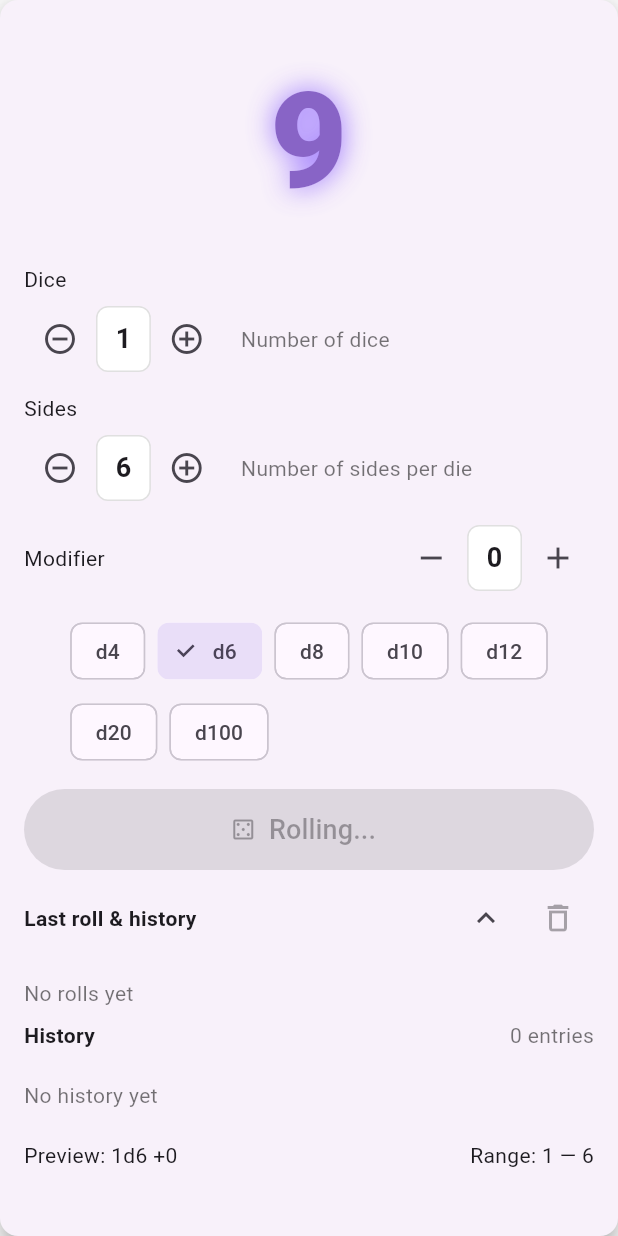
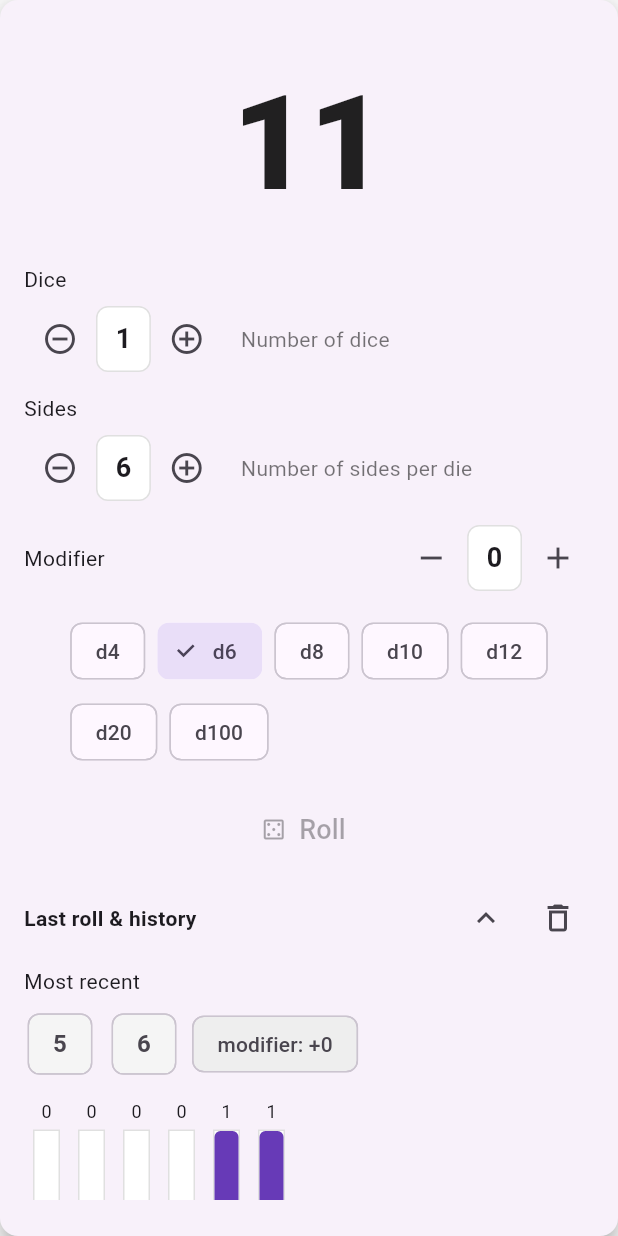
Before and after one commit to erickveil/woodbine, a Flutter app: the screen it shows after launch, after a tap on "Roll", after a tap on the "remove circle outline" icon, on a phone screen of 412 x 824 dp. Run offline on Flutter 3.47's test engine with Material 3 defaults, Android fonts, the light colour scheme and no system bars; missing offline and left inert: window_size.

Commit message:
Reduce animation frames for dice rolling and enhance chip label styling

```diff
--- a/lib/main.dart
+++ b/lib/main.dart
@@ -121,7 +121,7 @@
 
     // Animation: cycle through random numbers in [minValue, maxValue],
     // starting fast and slowing down.
-    const int frames = 28;
+    const int frames = 20;
     const int firstDelayMs = 25;
     const int lastDelayMs = 180;
 
@@ -180,7 +180,7 @@
     int finalResult = rolls.fold(0, (p, e) => p + e) + modifier;
 
     // Animation similar to _rollDice but using the record's configuration
-    const int frames = 28;
+    const int frames = 20;
     const int firstDelayMs = 25;
     const int lastDelayMs = 180;
 
@@ -306,7 +306,10 @@
     for (int i = 0; i < rolls.length; i++) {
       chips.add(
         Chip(
-          label: Text('d${i + 1}: ${rolls[i]}'),
+          label: Text('${rolls[i]}', style: const TextStyle(
+            fontWeight: FontWeight.bold,
+            fontSize: 16,
+            )),
           backgroundColor: Colors.grey[100],
         ),
       );
```
